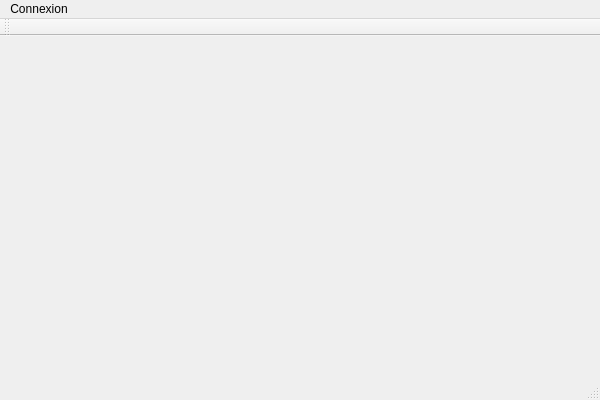
Qt form src/gui/techmeddb.ui (Altivar/TechmedDB) before a commit.
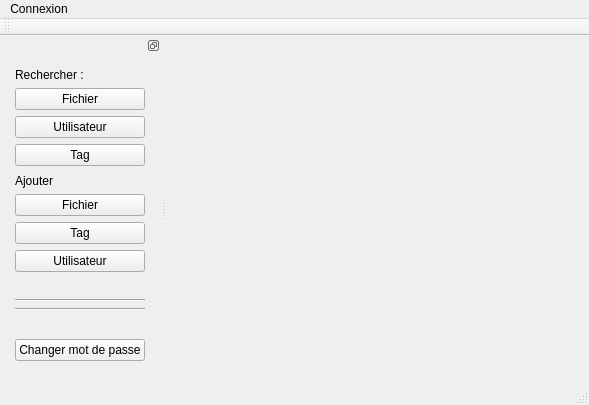
The same form after that commit.

Commit message: [ADD] Add the dock widget with all interaction buttons

The edit to the form file:
```diff
--- a/src/gui/techmeddb.ui
+++ b/src/gui/techmeddb.ui
@@ -6,7 +6,7 @@
    <rect>
     <x>0</x>
     <y>0</y>
-    <width>600</width>
+    <width>589</width>
     <height>400</height>
    </rect>
   </property>
@@ -19,7 +19,7 @@
     <rect>
      <x>0</x>
      <y>0</y>
-     <width>600</width>
+     <width>589</width>
      <height>21</height>
     </rect>
    </property>
@@ -41,6 +41,213 @@
    </attribute>
   </widget>
   <widget class="QStatusBar" name="statusBar"/>
+  <widget class="QDockWidget" name="dockWidget">
+   <property name="minimumSize">
+    <size>
+     <width>161</width>
+     <height>347</height>
+    </size>
+   </property>
+   <property name="features">
+    <set>QDockWidget::DockWidgetFloatable|QDockWidget::DockWidgetMovable</set>
+   </property>
+   <attribute name="dockWidgetArea">
+    <number>1</number>
+   </attribute>
+   <widget class="QWidget" name="dockWidgetContents">
+    <widget class="QWidget" name="horizontalLayoutWidget">
+     <property name="geometry">
+      <rect>
+       <x>0</x>
+       <y>-1</y>
+       <width>161</width>
+       <height>321</height>
+      </rect>
+     </property>
+     <layout class="QHBoxLayout" name="horizontalLayout">
+      <property name="sizeConstraint">
+       <enum>QLayout::SetDefaultConstraint</enum>
+      </property>
+      <item>
+       <spacer name="horizontalSpacer_2">
+        <property name="orientation">
+         <enum>Qt::Horizontal</enum>
+        </property>
+        <property name="sizeHint" stdset="0">
+         <size>
+          <width>40</width>
+          <height>20</height>
+         </size>
+        </property>
+       </spacer>
+      </item>
+      <item>
+       <layout class="QVBoxLayout" name="verticalLayout">
+        <item>
+         <spacer name="verticalSpacer_4">
+          <property name="orientation">
+           <enum>Qt::Vertical</enum>
+          </property>
+          <property name="sizeHint" stdset="0">
+           <size>
+            <width>20</width>
+            <height>40</height>
+           </size>
+          </property>
+         </spacer>
+        </item>
+        <item>
+         <widget class="QLabel" name="label_get">
+          <property name="text">
+           <string>Rechercher :</string>
+          </property>
+         </widget>
+        </item>
+        <item>
+         <widget class="QPushButton" name="pushButton_getfile">
+          <property name="text">
+           <string>Fichier</string>
+          </property>
+         </widget>
+        </item>
+        <item>
+         <widget class="QPushButton" name="pushButton_getuser">
+          <property name="text">
+           <string>Utilisateur</string>
+          </property>
+         </widget>
+        </item>
+        <item>
+         <widget class="QPushButton" name="pushButton_gettag">
+          <property name="text">
+           <string>Tag</string>
+          </property>
+         </widget>
+        </item>
+        <item>
+         <spacer name="verticalSpacer">
+          <property name="orientation">
+           <enum>Qt::Vertical</enum>
+          </property>
+          <property name="sizeHint" stdset="0">
+           <size>
+            <width>20</width>
+            <height>40</height>
+           </size>
+          </property>
+         </spacer>
+        </item>
+        <item>
+         <layout class="QVBoxLayout" name="userLayout">
+          <item>
+           <widget class="QLabel" name="label_set">
+            <property name="text">
+             <string>Ajouter</string>
+            </property>
+           </widget>
+          </item>
+          <item>
+           <widget class="QPushButton" name="pushButton_setfile">
+            <property name="text">
+             <string>Fichier</string>
+            </property>
+           </widget>
+          </item>
+          <item>
+           <widget class="QPushButton" name="pushButton_settag">
+            <property name="text">
+             <string>Tag</string>
+            </property>
+           </widget>
+          </item>
+          <item>
+           <widget class="QPushButton" name="pushButton_setuser">
+            <property name="text">
+             <string>Utilisateur</string>
+            </property>
+           </widget>
+          </item>
+          <item>
+           <spacer name="verticalSpacer_2">
+            <property name="orientation">
+             <enum>Qt::Vertical</enum>
+            </property>
+            <property name="sizeHint" stdset="0">
+             <size>
+              <width>20</width>
+              <height>40</height>
+             </size>
+            </property>
+           </spacer>
+          </item>
+          <item>
+           <widget class="Line" name="line_2">
+            <property name="orientation">
+             <enum>Qt::Horizontal</enum>
+            </property>
+           </widget>
+          </item>
+          <item>
+           <widget class="Line" name="line">
+            <property name="orientation">
+             <enum>Qt::Horizontal</enum>
+            </property>
+           </widget>
+          </item>
+          <item>
+           <spacer name="verticalSpacer_3">
+            <property name="orientation">
+             <enum>Qt::Vertical</enum>
+            </property>
+            <property name="sizeHint" stdset="0">
+             <size>
+              <width>20</width>
+              <height>40</height>
+             </size>
+            </property>
+           </spacer>
+          </item>
+          <item>
+           <widget class="QPushButton" name="pushButton_changepassword">
+            <property name="text">
+             <string>Changer mot de passe</string>
+            </property>
+           </widget>
+          </item>
+         </layout>
+        </item>
+        <item>
+         <spacer name="verticalSpacer_5">
+          <property name="orientation">
+           <enum>Qt::Vertical</enum>
+          </property>
+          <property name="sizeHint" stdset="0">
+           <size>
+            <width>20</width>
+            <height>40</height>
+           </size>
+          </property>
+         </spacer>
+        </item>
+       </layout>
+      </item>
+      <item>
+       <spacer name="horizontalSpacer">
+        <property name="orientation">
+         <enum>Qt::Horizontal</enum>
+        </property>
+        <property name="sizeHint" stdset="0">
+         <size>
+          <width>40</width>
+          <height>20</height>
+         </size>
+        </property>
+       </spacer>
+      </item>
+     </layout>
+    </widget>
+   </widget>
+  </widget>
   <action name="actionConnect">
    <property name="text">
     <string>Connexion</string>
```
The commit also changes 2 other files.
